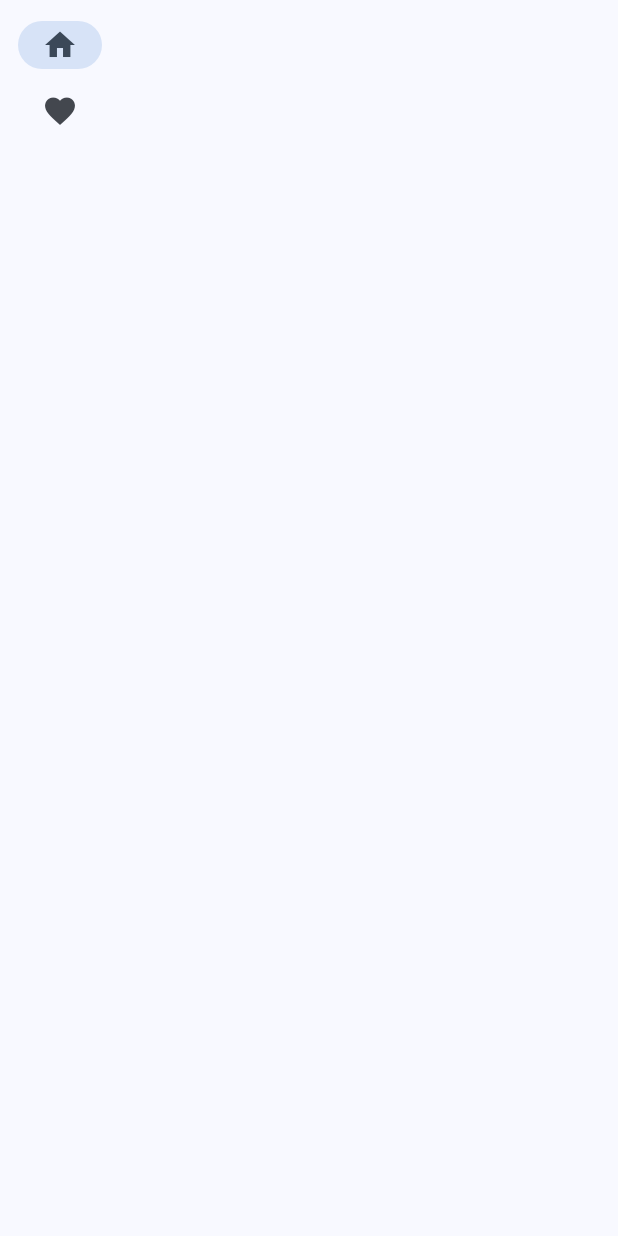
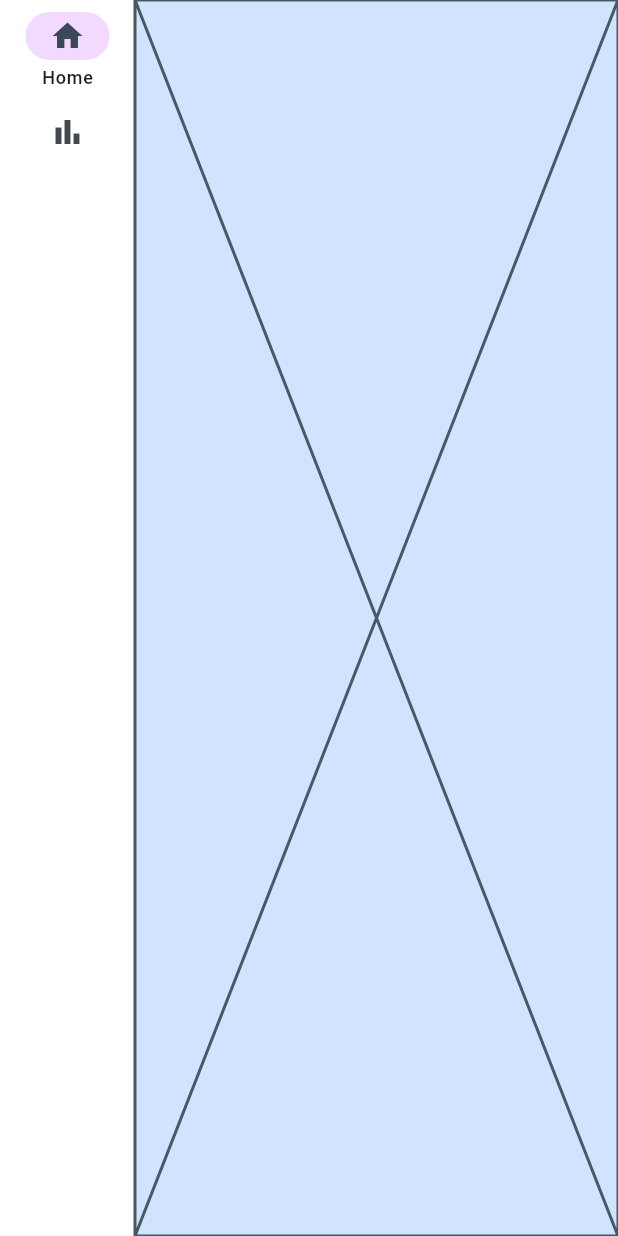
Before and after one commit to dexprexxtion/focus_io, a Flutter app: the screen it shows after launch, after a tap on "Home", on a phone screen of 412 x 824 dp. Run offline on Flutter 3.47's test engine with Material 2 defaults, Android fonts, the phone set to English and light mode, and no system bars.

Commit message:
NavigationRail coded with proper M3 design
NavigationRailDestinations coded to Placeholders as Home and Stats page UIs are under development.

```diff
--- a/lib/main.dart
+++ b/lib/main.dart
@@ -1,7 +1,7 @@
 import 'package:flutter/material.dart';
 
 void main() {
-  runApp(MyApp());
+  runApp(const MyApp());
 }
 
 class MyApp extends StatelessWidget {
@@ -15,12 +15,14 @@ class MyApp extends StatelessWidget {
         useMaterial3: true,
         colorScheme: ColorScheme.fromSeed(seedColor: Colors.blue),
       ),
-      home: MyHomePage(),
+      home: const MyHomePage(),
     );
   }
 }
 
 class MyHomePage extends StatefulWidget {
+  const MyHomePage({super.key});
+
   @override
   State<MyHomePage> createState() => _MyHomePageState();
 }
@@ -33,32 +35,52 @@ class _MyHomePageState extends State<MyHomePage> {
     Widget page;
     switch (selectedIndex) {
       case 0:
-        page = Placeholder();
+        page = const Placeholder();
         break;
       case 1:
-        page = Placeholder();
+        page = const Placeholder();
         break;
       default:
         throw UnimplementedError('no widget for $selectedIndex');
     }
+    return LayoutBuilder(builder: (context, constraints) {
       return Scaffold(
           body: Row(children: [
         SafeArea(
           child: NavigationRail(
-          extended: false,
-          destinations: [
+            extended: constraints.maxWidth >= 600,
+            destinations: const [
               NavigationRailDestination(
-              icon: Icon(Icons.home),
+                icon: Icon(Icons.home_outlined),
+                selectedIcon: Icon(Icons.home),
                 label: Text('Home'),
               ),
               NavigationRailDestination(
-              icon: Icon(Icons.favorite),
-              label: Text('Favorites'),
+                icon: Icon(Icons.bar_chart_outlined),
+                selectedIcon: Icon(Icons.bar_chart_rounded),
+                label: Text('Stats'),
               ),
             ],
+            minWidth: 90,
+            useIndicator: true,
+            backgroundColor: Theme.of(context).colorScheme.onPrimary,
+            indicatorColor: Theme.of(context).colorScheme.tertiaryContainer,
+            labelType: NavigationRailLabelType.selected,
             selectedIndex: selectedIndex,
+            onDestinationSelected: (value) {
+              setState(() {
+                selectedIndex = value;
+              });
+            },
+          ),
+        ),
+        Expanded(
+          child: Container(
+            color: Theme.of(context).colorScheme.primaryContainer,
+            child: page,
           ),
         )
       ]));
+    });
   }
 }
```
Lines whose indentation alone changed are shown as unchanged.
